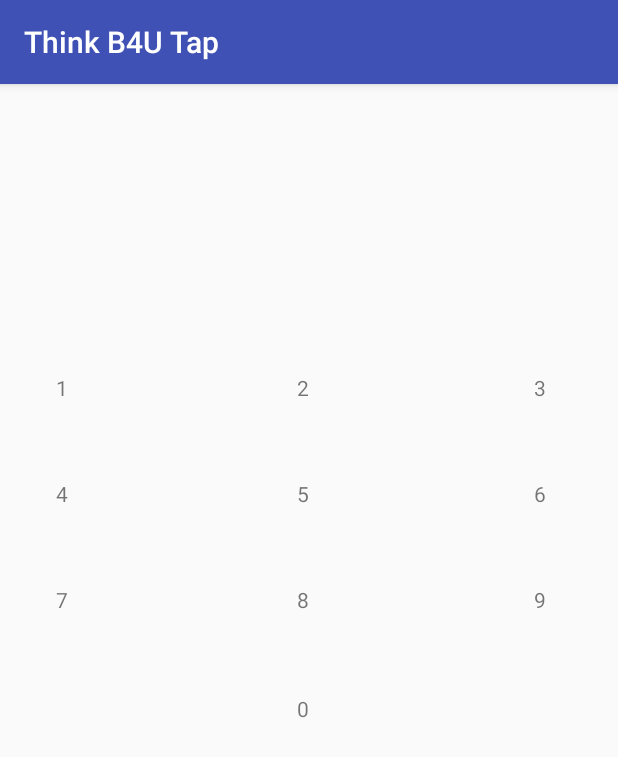
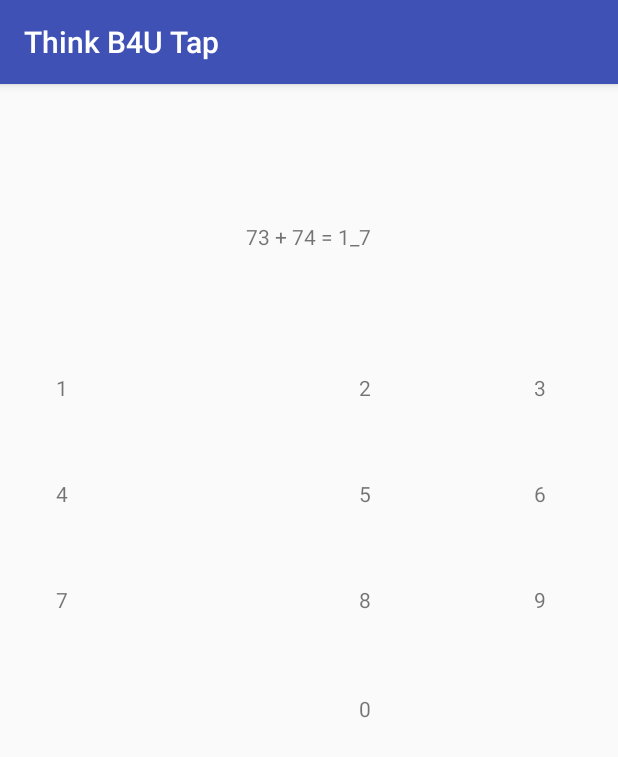
Before and after one commit to ankan1097/Tap-me, an Android app: the MathGameActivity screen opened directly, with no data from a screen before it, on a phone screen of 412 x 824 dp. Shown: the top 757 px of the screen. Run offline under Robolectric (Android 15) with nearby library versions, the light colour scheme and no system bars; libraries missing offline, so code that uses them is left out: com.vstechlab.easyfonts; 10 statements that could not run were skipped.

Commit message:
mathGame logics

```diff
--- a/app/src/main/java/com/example/ankan/thinkb4utap/MathGameActivity.java
+++ b/app/src/main/java/com/example/ankan/thinkb4utap/MathGameActivity.java
@@ -13,6 +13,7 @@
     TextView eqntext;
     int mathscore;
     int mathans;
+    int i;
     @Override
     protected void onCreate(Bundle savedInstanceState) {
         super.onCreate(savedInstanceState);
@@ -50,14 +51,63 @@
         tv[9]=(TextView) findViewById(R.id.xx9);
         tv[9].setText("9");
         tv[9].setTypeface(EasyFonts.captureIt(this));
+        mathans=setNewEqn(mathscore);
 
-        for(int i=0;i<10;i++){
+
+        for(i=0;i<10;i++){
             tv[i].setOnClickListener(new View.OnClickListener(){
                 @Override
                 public  void onClick(View v) {
+                    if (Integer.parseInt(tv[i].getText().toString()) ==mathans) {
 
+                    }
+                    else {
+
+                    }
                 }
             });
         }
     }
+
+    public int setNewEqn(int mscore){
+        int a = (int)(Math.random()*100);
+        int b = (int)(Math.random()*100);
+        int opr=(int)(Math.random()*10);
+        int rans;
+        String q="";
+        if(0<=opr && opr<=3)// 40%  +
+        {
+            q="" + a + " + " + b + " = "+(a+b);
+        }
+        else if(4<=opr && opr<=6)// 30%  -
+        {
+            q="" + Math.max(a,b) + " - " + Math.min(a,b) + " = "+Math.abs(a-b);
+        }
+        else if(7<=opr && opr<=8)// 20%  X
+        {
+            a=a%10;
+            q="" + a + " x " + b + " = "+(a*b);
+        }
+        else // 0%  /
+        {
+            b=b%9+1;
+            a=a/b;
+            q="" + (a*b) + " / " + b + " = "+a;
+        }
+        int r=1;
+        //System.out.println("r="+r+" before  "+q);
+        for(r=(int)(Math.random()*q.length());true;r=(int)(Math.random()*q.length()))
+        {
+            //System.out.println(q+"   "+r);
+            if(q.charAt(r)!='=' && q.charAt(r)!=' ' && q.charAt(r)!='+' && q.charAt(r)!='-'&&q.charAt(r)!='x'&&q.charAt(r)!='/')
+            {
+                rans=q.charAt(r)-48;
+                q=q.substring(0,r)+'_'+q.substring(r+1);
+                break;
+            }
+        }
+        eqntext.setText(q);
+//        System.out.println("aff   "+q);
+        return rans;
+    }
 }
```
